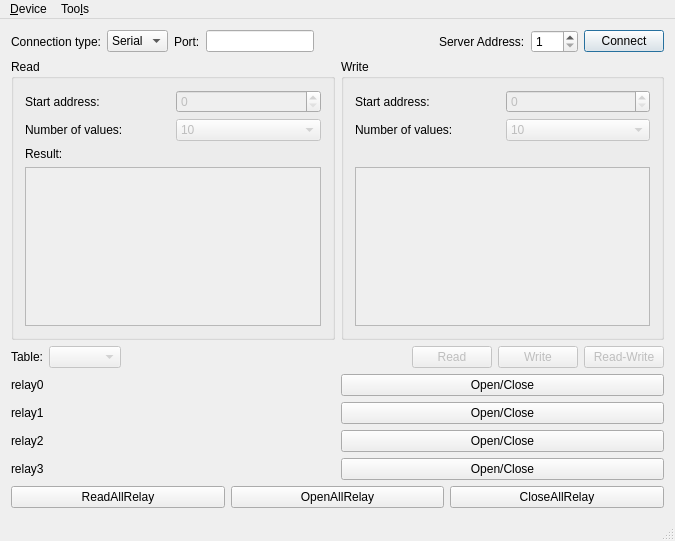
Qt form src/mainwindow.ui (blacksherry0831/ModebusRelay) before a commit.
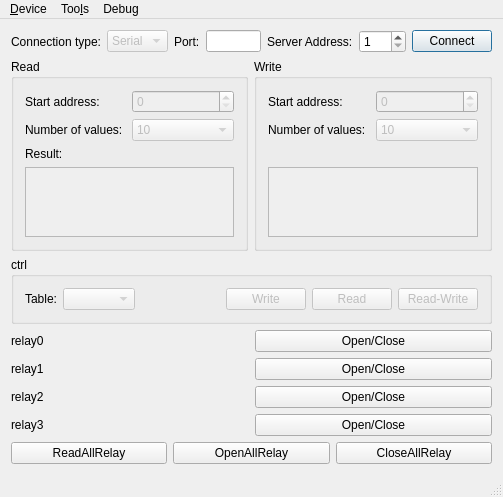
The same form after that commit. Icons and pictures are not drawn.

Commit message: 去掉无用功能

What changed in the file:
```diff
--- a/src/mainwindow.ui
+++ b/src/mainwindow.ui
@@ -6,8 +6,8 @@
    <rect>
     <x>0</x>
     <y>0</y>
-    <width>675</width>
-    <height>541</height>
+    <width>503</width>
+    <height>495</height>
    </rect>
   </property>
   <property name="maximumSize">
@@ -94,6 +94,9 @@
         </item>
         <item row="0" column="1">
          <widget class="QComboBox" name="connectType">
+          <property name="enabled">
+           <bool>false</bool>
+          </property>
           <item>
            <property name="text">
             <string>Serial</string>
@@ -140,6 +143,9 @@
       </item>
       <item>
        <layout class="QHBoxLayout" name="horizontalLayout_2">
+        <property name="sizeConstraint">
+         <enum>QLayout::SetMinimumSize</enum>
+        </property>
         <item>
          <widget class="QGroupBox" name="groupBox_2">
           <property name="minimumSize">
@@ -152,6 +158,9 @@
            <string>Read</string>
           </property>
           <layout class="QGridLayout" name="gridLayout_3">
+           <property name="sizeConstraint">
+            <enum>QLayout::SetMinimumSize</enum>
+           </property>
            <item row="0" column="0">
             <widget class="QLabel" name="label_4">
              <property name="text">
@@ -271,6 +280,9 @@
            <string>Write</string>
           </property>
           <layout class="QGridLayout" name="gridLayout_2">
+           <property name="sizeConstraint">
+            <enum>QLayout::SetMinimumSize</enum>
+           </property>
            <item row="0" column="0">
             <widget class="QLabel" name="label_7">
              <property name="text">
@@ -398,6 +410,17 @@
       <item>
        <layout class="QHBoxLayout" name="horizontalLayout">
         <item>
+         <widget class="QGroupBox" name="ctrlGroupBox">
+          <property name="title">
+           <string>ctrl</string>
+          </property>
+          <layout class="QHBoxLayout" name="horizontalLayout_5">
+           <property name="sizeConstraint">
+            <enum>QLayout::SetMinimumSize</enum>
+           </property>
+           <item>
+            <layout class="QHBoxLayout" name="horizontalLayout_3">
+             <item>
          <widget class="QLabel" name="label_6">
           <property name="text">
            <string>Table:</string>
@@ -424,22 +447,6 @@
           </property>
          </spacer>
         </item>
-        <item>
-         <widget class="QPushButton" name="readButton">
-          <property name="enabled">
-           <bool>false</bool>
-          </property>
-          <property name="sizePolicy">
-           <sizepolicy hsizetype="Maximum" vsizetype="Fixed">
-            <horstretch>0</horstretch>
-            <verstretch>0</verstretch>
-           </sizepolicy>
-          </property>
-          <property name="text">
-           <string>Read</string>
-          </property>
-         </widget>
-        </item>
         <item>
          <widget class="QPushButton" name="writeButton">
           <property name="enabled">
@@ -450,6 +457,22 @@
           </property>
          </widget>
         </item>
+             <item>
+              <widget class="QPushButton" name="readButton">
+               <property name="enabled">
+                <bool>false</bool>
+               </property>
+               <property name="sizePolicy">
+                <sizepolicy hsizetype="Maximum" vsizetype="Fixed">
+                 <horstretch>0</horstretch>
+                 <verstretch>0</verstretch>
+                </sizepolicy>
+               </property>
+               <property name="text">
+                <string>Read</string>
+               </property>
+              </widget>
+             </item>
         <item>
          <widget class="QPushButton" name="readWriteButton">
           <property name="enabled">
@@ -462,8 +485,10 @@
         </item>
        </layout>
       </item>
-      <item>
-       <layout class="QHBoxLayout" name="horizontalLayout_7"/>
+          </layout>
+         </widget>
+        </item>
+       </layout>
       </item>
       <item>
        <layout class="QVBoxLayout" name="verticalLayout_relay">
@@ -586,9 +611,6 @@
       </item>
      </layout>
     </item>
-    <item>
-     <layout class="QHBoxLayout" name="horizontalLayout_5"/>
-    </item>
    </layout>
   </widget>
   <widget class="QStatusBar" name="statusBar"/>
@@ -597,7 +619,7 @@
     <rect>
      <x>0</x>
      <y>0</y>
-     <width>675</width>
+     <width>503</width>
      <height>23</height>
     </rect>
    </property>
@@ -616,8 +638,15 @@
     </property>
     <addaction name="actionOptions"/>
    </widget>
+   <widget class="QMenu" name="menuDebug">
+    <property name="title">
+     <string>Debug</string>
+    </property>
+    <addaction name="actiondebug"/>
+   </widget>
    <addaction name="menuDevice"/>
    <addaction name="menuToo_ls"/>
+   <addaction name="menuDebug"/>
   </widget>
   <action name="actionConnect">
    <property name="icon">
```
Left out of the diff: 11 changed lines with no effect on the pictures. Lines whose indentation alone changed are shown as unchanged. The commit also changes 2 other files.
